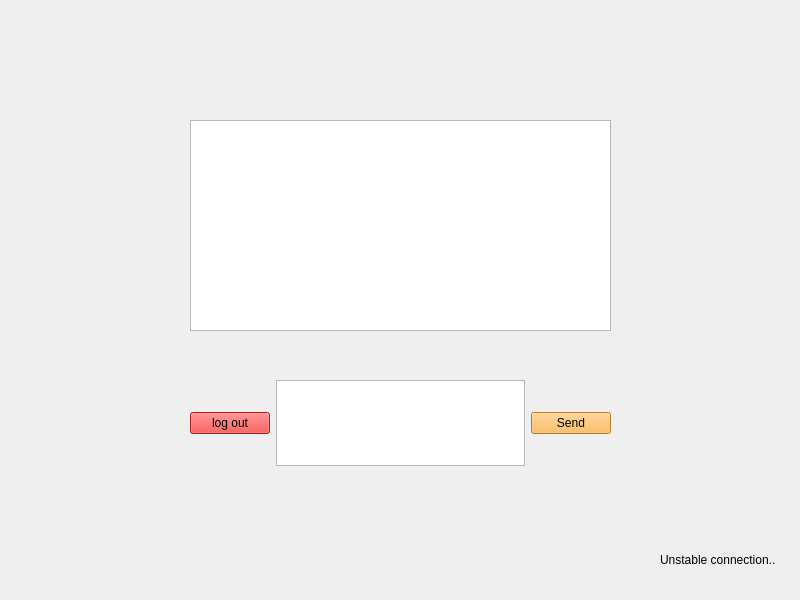
Above: client/mainwindow.ui from apat1n/vAU before the change. Below: the same form after it.
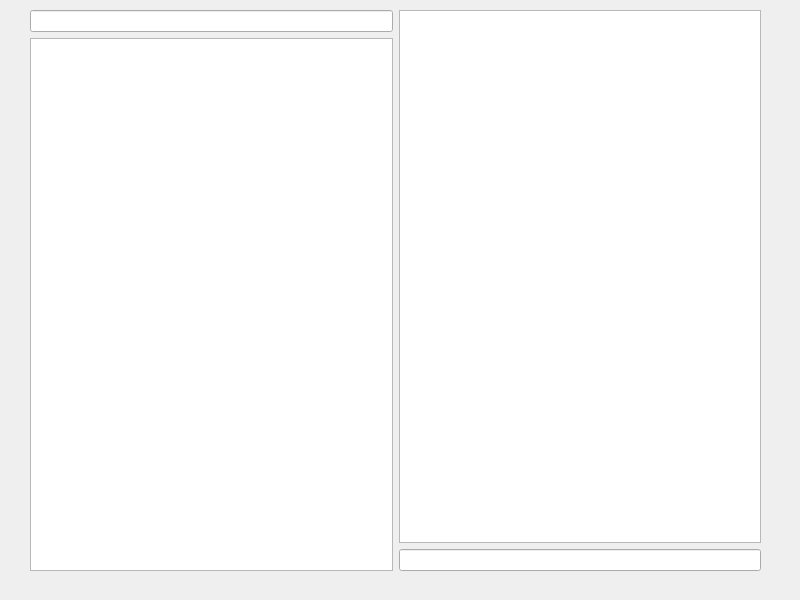
That is the form after the change.

Patch:
```diff
--- a/client/mainwindow.ui
+++ b/client/mainwindow.ui
@@ -27,7 +27,7 @@
      <string notr="true"/>
     </property>
     <property name="currentIndex">
-     <number>1</number>
+     <number>2</number>
     </property>
     <widget class="QWidget" name="authorization">
      <widget class="QWidget" name="verticalLayoutWidget">
@@ -170,6 +170,32 @@
       </property>
      </widget>
     </widget>
+    <widget class="QWidget" name="page">
+     <widget class="QWidget" name="gridLayoutWidget">
+      <property name="geometry">
+       <rect>
+        <x>30</x>
+        <y>10</y>
+        <width>731</width>
+        <height>561</height>
+       </rect>
+      </property>
+      <layout class="QGridLayout" name="gridLayout">
+       <item row="2" column="1">
+        <widget class="QLineEdit" name="messageTextField"/>
+       </item>
+       <item row="1" column="0" rowspan="2">
+        <widget class="QListWidget" name="chatMenu"/>
+       </item>
+       <item row="0" column="0">
+        <widget class="QLineEdit" name="search"/>
+       </item>
+       <item row="0" column="1" rowspan="2">
+        <widget class="QListWidget" name="chatView"/>
+       </item>
+      </layout>
+     </widget>
+    </widget>
    </widget>
   </widget>
   <widget class="QMenuBar" name="menubar">
```
